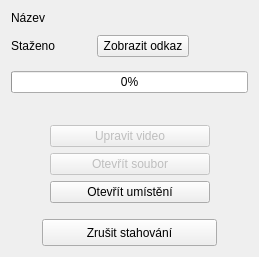
RxiPland/y2mate_desktop, file y2mate/downloaddialog.ui: the form before one commit.
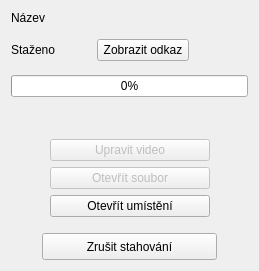
The form after the commit.

Commit message: custom finish message

```diff
--- a/y2mate/downloaddialog.ui
+++ b/y2mate/downloaddialog.ui
@@ -7,7 +7,7 @@
     <x>0</x>
     <y>0</y>
     <width>259</width>
-    <height>257</height>
+    <height>271</height>
    </rect>
   </property>
   <property name="windowTitle">
@@ -34,7 +34,7 @@
        <property name="sizeHint" stdset="0">
         <size>
          <width>20</width>
-         <height>4</height>
+         <height>8</height>
         </size>
        </property>
       </spacer>
```
The commit also changes 1 other file.
